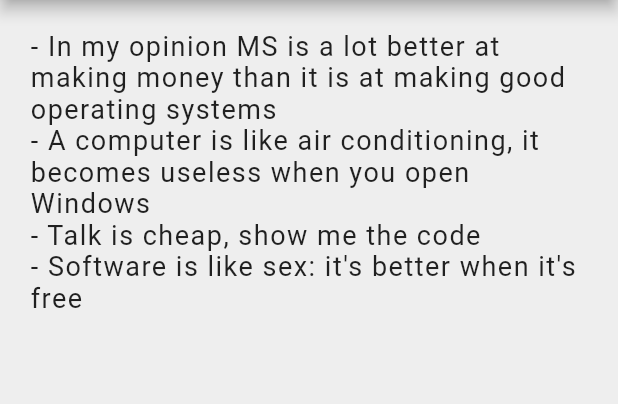
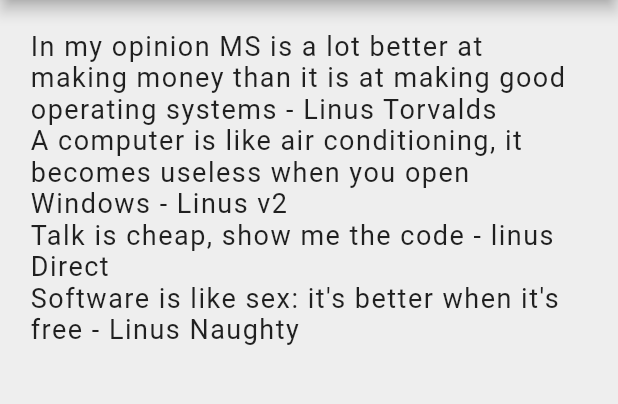
Before and after one commit to andres60/Flutter_Starting_2, a Flutter app: the screen it shows after launch, on a phone screen of 412 x 824 dp, the part 84-488 px from its top. Run offline on Flutter 3.47's test engine with Material 2 defaults, Android fonts, the phone set to English and light mode, and no system bars.

Commit message:
Custom class to create different objects

```diff
--- a/lib/main.dart
+++ b/lib/main.dart
@@ -1,6 +1,5 @@
 import 'package:flutter/material.dart';
-import 'package:flutter/scheduler.dart';
-import 'package:flutter/widgets.dart';
+import './quote.dart';
 
 void main() => runApp(MaterialApp(
   home: QuoteList(),
@@ -13,11 +12,13 @@ class QuoteList extends StatefulWidget {
 
 class _QuoteListState extends State<QuoteList> {
 
-  List<String> quotes = [
-    '- In my opinion MS is a lot better at making money than it is at making good operating systems',
-    '- A computer is like air conditioning, it becomes useless when you open Windows',
-    '- Talk is cheap, show me the code',
-    '- Software is like sex: it\'s better when it\'s free',
+
+
+  List<Quote> quotes = [
+    Quote(author: 'Linus Torvalds', text: 'In my opinion MS is a lot better at making money than it is at making good operating systems'),
+    Quote(author: 'Linus v2', text: 'A computer is like air conditioning, it becomes useless when you open Windows'),
+    Quote(text: 'Talk is cheap, show me the code', author: 'linus Direct'),
+    Quote(author: 'Linus Naughty', text: 'Software is like sex: it\'s better when it\'s free'),
   ];
 
   @override
@@ -36,7 +37,7 @@ class _QuoteListState extends State<QuoteList> {
         child: Column(
           crossAxisAlignment: CrossAxisAlignment.start,
           children: quotes.map((quote) => Text(
-            quote,
+            '${quote.text} - ${quote.author}',
             style: TextStyle(
               fontSize: 18.0,
               letterSpacing: 1.0,
--- /dev/null
+++ b/lib/quote.dart
@@ -0,0 +1,10 @@
+class Quote{
+
+  String text;
+  String author;
+
+  Quote({this.text, this.author});   // Using Name Parameters
+  //  Values are automatically assigned
+}
+
+//Quote myQuote = new Quote(text: "I love you", author: "I don't know");
```
